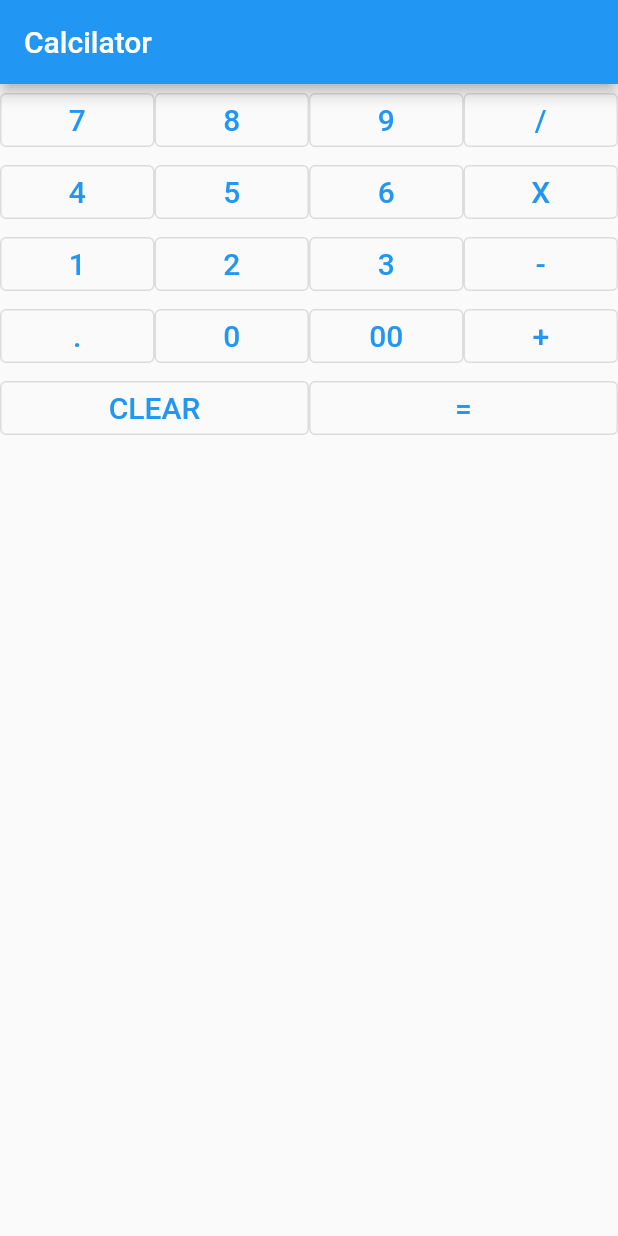
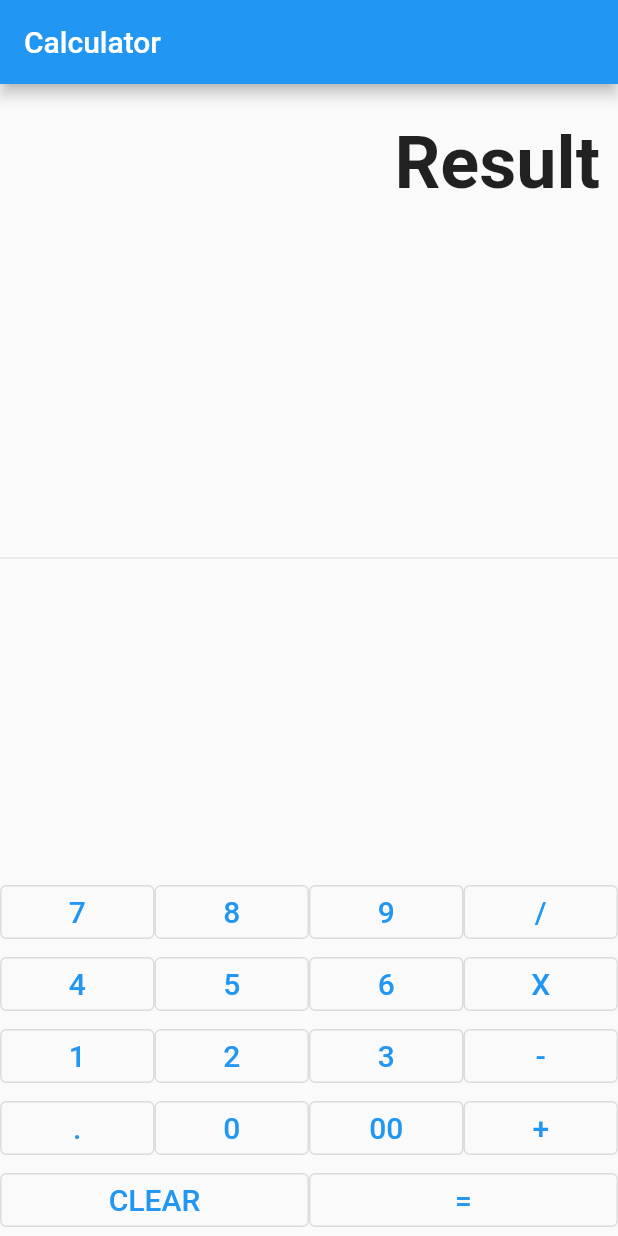
Before and after one commit to Ammarit2545/LAB7_Calculator, a Flutter app: the screen it shows after launch, on a phone screen of 412 x 824 dp. Run offline on Flutter 3.47's test engine with Material 2 defaults, Android fonts, the phone set to English and light mode, and no system bars.

Commit message:
4th - Make Layout And UI

```diff
--- a/lib/main.dart
+++ b/lib/main.dart
@@ -32,7 +32,24 @@ class _MyWidgetState extends State<MyApp> {
     return MaterialApp(
       debugShowCheckedModeBanner: false,
       home: Scaffold(
-        body: Column(
+        appBar: AppBar(
+          title: Text("Calculator"),
+        ),
+        body: SafeArea(
+          child: Column(
+            children: [
+              Container(
+                padding: EdgeInsets.symmetric(horizontal: 12, vertical: 24),
+                alignment: Alignment.centerRight,
+                child: Text(
+                  "Result",
+                  style: TextStyle(fontSize: 48, fontWeight: FontWeight.bold),
+                ),
+              ),
+              Expanded(
+                child: Divider(),
+              ),
+              Column(
                 children: [
                   Row(
                     children: [
@@ -73,9 +90,9 @@ class _MyWidgetState extends State<MyApp> {
                     ],
                   )
                 ],
+              )
+            ],
           ),
-        appBar: AppBar(
-          title: Text("Calcilator"),
         ),
       ),
     );
```
Lines whose indentation alone changed are shown as unchanged.
